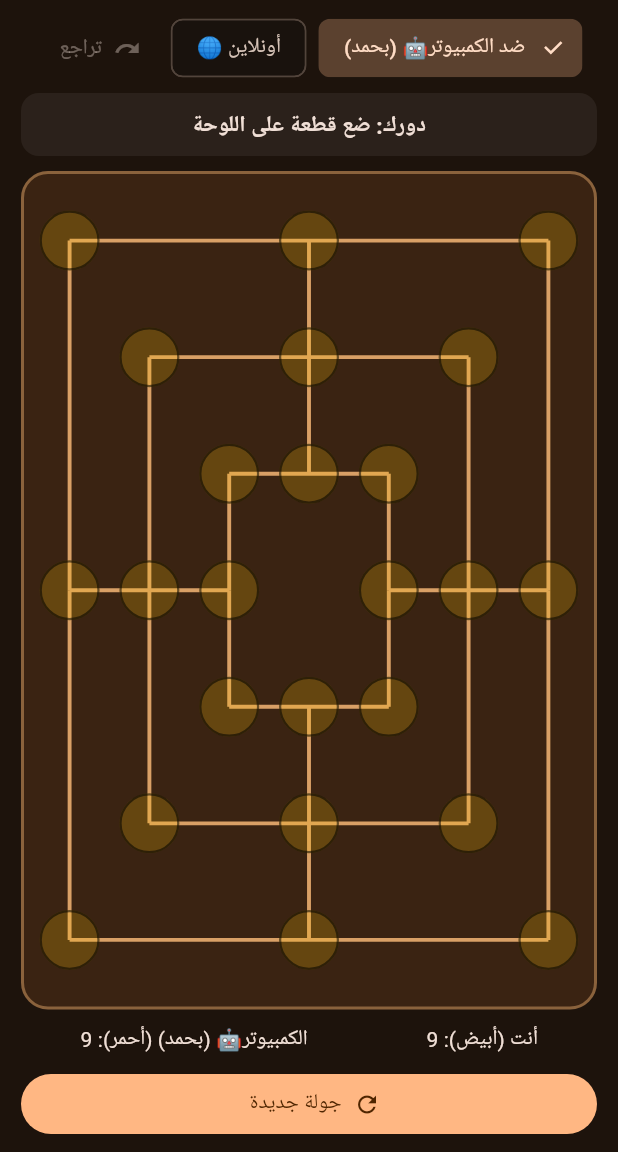
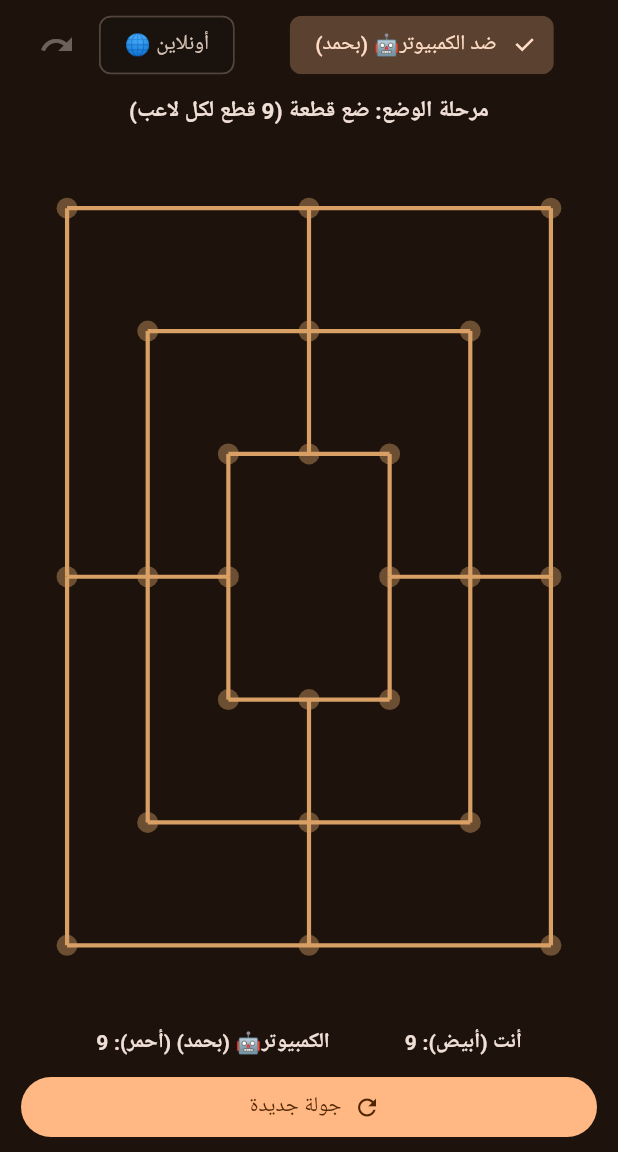
Before and after one commit to 5-boopfav/bahmad-thabet, a Flutter app: the screen it shows after launch, on a phone screen of 412 x 824 dp, the part 84-1236 px from its top. Run offline on Flutter 3.47's test engine with Material 3 defaults, Android fonts, the phone set to English and light mode, and no system bars; our stand-ins replace audioplayers, firebase_core, firebase_database, shared_preferences; accounts and stored records are empty.

Commit message:
Update main.dart

```diff
--- a/lib/main.dart
+++ b/lib/main.dart
@@ -11,7 +11,7 @@ void main() async {
   try {
     await Firebase.initializeApp();
   } catch (_) {
-    // Keeps offline play working safely if Firebase config is not attached yet
+    // Keeps offline mode working safely if Firebase config is not present
   }
   runApp(const ThabetApp());
 }
@@ -36,7 +36,7 @@ enum AiDifficulty { medium, hard, extreme }
 
 enum GameMode { vsAi, localTwoPlayers, onlineFriend }
 
-enum GamePhase { placing, moving, flying, gameOver }
+enum GamePhase { placing, moving, gameOver }
 
 enum TurnStage { selectOrPlace, removePiece }
 
@@ -53,6 +53,7 @@ class GameSnapshot {
   String statusText;
   int? winner;
   Set<int> aiHighlightNodes;
+  Set<int> activeLineNodes;
 
   GameSnapshot({
     required this.board,
@@ -67,7 +68,8 @@ class GameSnapshot {
     required this.statusText,
     required this.winner,
     required this.aiHighlightNodes,
-  });
+    Set<int>? activeLineNodes,
+  }) : activeLineNodes = activeLineNodes ?? <int>{};
 
   GameSnapshot clone() => GameSnapshot(
         board: List<int?>.from(board),
@@ -82,6 +84,7 @@ class GameSnapshot {
         statusText: statusText,
         winner: winner,
         aiHighlightNodes: Set<int>.from(aiHighlightNodes),
+        activeLineNodes: Set<int>.from(activeLineNodes),
       );
 
   Map<String, dynamic> toMap() => {
@@ -97,6 +100,7 @@ class GameSnapshot {
         'statusText': statusText,
         'winner': winner ?? 0,
         'aiHighlightNodes': aiHighlightNodes.toList(),
+        'activeLineNodes': activeLineNodes.toList(),
       };
 
   static GameSnapshot fromMap(Map<dynamic, dynamic> raw) {
@@ -114,11 +118,18 @@ class GameSnapshot {
     final highlights = ((raw['aiHighlightNodes'] as List<dynamic>?) ?? const [])
         .map((e) => (e as num).toInt())
         .toSet();
+    final activeLines = ((raw['activeLineNodes'] as List<dynamic>?) ?? const [])
+        .map((e) => (e as num).toInt())
+        .toSet();
+
+    final parsedPhase = phaseName == 'moving' || phaseName == 'flying'
+        ? GamePhase.moving
+        : (phaseName == 'gameOver' ? GamePhase.gameOver : GamePhase.placing);
 
     return GameSnapshot(
       board: rawBoard.take(24).toList(),
       currentPlayer: ((raw['currentPlayer'] as num?)?.toInt() ?? 1).clamp(1, 2),
-      phase: GamePhase.values.firstWhere((p) => p.name == phaseName, orElse: () => GamePhase.placing),
+      phase: parsedPhase,
       stage: TurnStage.values.firstWhere((s) => s.name == stageName, orElse: () => TurnStage.selectOrPlace),
       p1RemainingToPlace: (raw['p1RemainingToPlace'] as num?)?.toInt() ?? 9,
       p2RemainingToPlace: (raw['p2RemainingToPlace'] as num?)?.toInt() ?? 9,
@@ -128,6 +139,7 @@ class GameSnapshot {
       statusText: raw['statusText']?.toString() ?? 'دورك الآن',
       winner: winRaw == 1 || winRaw == 2 ? winRaw : null,
       aiHighlightNodes: highlights,
+      activeLineNodes: activeLines,
     );
   }
 }
@@ -348,7 +360,6 @@ class _ThabetHomeScreenState extends State<ThabetHomeScreen> {
   bool _resultRecorded = false;
   final Random _rng = Random();
 
-  // Online room state
   String? _roomCode;
   int _onlinePlayerId = 1;
   bool _friendJoined = false;
@@ -384,7 +395,7 @@ class _ThabetHomeScreenState extends State<ThabetHomeScreen> {
     final code = _generateRoomCode();
     final ref = _roomRef(code);
     if (ref == null) {
-      _showOnlineMessage('الأونلاين يحتاج ربط google-services.json وتفعيل Realtime Database في Firebase.');
+      _showOnlineMessage('الأونلاين يتطلب ربط ملف google-services.json وتفعيل Realtime Database في Firebase.');
       return;
     }
 
@@ -399,9 +410,10 @@ class _ThabetHomeScreenState extends State<ThabetHomeScreen> {
       p1PiecesOnBoard: 0,
       p2PiecesOnBoard: 0,
       selectedIndex: null,
-      statusText: 'الغرفة ($code) جاهزة — أرسل الكود لصديقك للانضمام',
+      statusText: 'غرفة ($code) جاهزة — شارك الكود مع صديقك للبدء',
       winner: null,
       aiHighlightNodes: {},
+      activeLineNodes: {},
     );
 
     try {
@@ -434,7 +446,7 @@ class _ThabetHomeScreenState extends State<ThabetHomeScreen> {
 
     final ref = _roomRef(code);
     if (ref == null) {
-      _showOnlineMessage('الأونلاين يحتاج ربط google-services.json وتفعيل Realtime Database في Firebase.');
+      _showOnlineMessage('الأونلاين يتطلب ربط ملف google-services.json وتفعيل Realtime Database في Firebase.');
       return;
     }
 
@@ -515,7 +527,7 @@ class _ThabetHomeScreenState extends State<ThabetHomeScreen> {
           crossAxisAlignment: CrossAxisAlignment.stretch,
           children: [
             const Text(
-              'أنشئ غرفة جديدة وشارك كودها مع صديقك، أو أدخل كود غرفته للانضمام.',
+              'أنشئ غرفة وأرسل الكود لصديقك، أو أدخل كود الغرفة للانضمام المباشر.',
               style: TextStyle(fontSize: 13.5),
             ),
             const SizedBox(height: 12),
@@ -532,7 +544,7 @@ class _ThabetHomeScreenState extends State<ThabetHomeScreen> {
               controller: controller,
               textCapitalization: TextCapitalization.characters,
               decoration: const InputDecoration(
-                labelText: 'كود الغرفة',
+                labelText: 'أدخل كود الغرفة',
                 border: OutlineInputBorder(),
               ),
             ),
@@ -570,6 +582,7 @@ class _ThabetHomeScreenState extends State<ThabetHomeScreen> {
         statusText: 'بدأت جولة أونلاين جديدة — دور اللاعب 1',
         winner: null,
         aiHighlightNodes: {},
+        activeLineNodes: {},
       );
       setState(() {
         _resultRecorded = false;
@@ -594,15 +607,26 @@ class _ThabetHomeScreenState extends State<ThabetHomeScreen> {
         p2PiecesOnBoard: 0,
         selectedIndex: null,
         statusText: _gameMode == GameMode.vsAi
-            ? 'دورك: ضع قطعة على اللوحة'
+            ? 'مرحلة الوضع: ضع قطعة (9 قطع لكل لاعب)'
             : 'دور اللاعب 1 (أبيض): ضع قطعة',
         winner: null,
         aiHighlightNodes: {},
+        activeLineNodes: {},
       );
     });
     if (triggerAiIfNeeded && _gameMode == GameMode.vsAi && _state.currentPlayer == 2) {
       _runAiTurn();
     }
+  }
+
+  Set<int> _completedLineNodesAt(List<int?> board, int pos, int player) {
+    final nodes = <int>{};
+    for (final line in thabetLines) {
+      if (line.contains(pos) && line.every((idx) => board[idx] == player)) {
+        nodes.addAll(line);
+      }
+    }
+    return nodes;
   }
 
   bool _formsThabet(List<int?> board, int pos, int player) {
@@ -627,20 +651,15 @@ class _ThabetHomeScreenState extends State<ThabetHomeScreen> {
     return true;
   }
 
+  // قواعد ثبت: لا يوجد طيران؛ التحريك يكون إلى نقطة مجاورة فارغة فقط
   bool _hasAnyLegalMove(List<int?> board, int player, GamePhase phase, int remainingToPlace) {
     if (remainingToPlace > 0) {
       return board.any((cell) => cell == null);
     }
-    int count = board.where((c) => c == player).length;
-    bool canFly = count <= 3;
     for (int i = 0; i < 24; i++) {
       if (board[i] == player) {
-        if (canFly) {
-          if (board.any((c) => c == null)) return true;
-        } else {
         for (final n in adjacent[i]!) {
           if (board[n] == null) return true;
-          }
         }
       }
     }
@@ -674,9 +693,7 @@ class _ThabetHomeScreenState extends State<ThabetHomeScreen> {
       return;
     }
 
-    snap.phase = (snap.currentPlayer == 1 ? snap.p1PiecesOnBoard : snap.p2PiecesOnBoard) <= 3
-        ? GamePhase.flying
-        : GamePhase.moving;
+    snap.phase = GamePhase.moving;
 
     int rem = snap.currentPlayer == 1 ? snap.p1RemainingToPlace : snap.p2RemainingToPlace;
     if (!_hasAnyLegalMove(snap.board, snap.currentPlayer, snap.phase, rem)) {
@@ -699,14 +716,15 @@ class _ThabetHomeScreenState extends State<ThabetHomeScreen> {
     }
   }
 
-  String _nextTurnPrompt(int turnPlayer) {
+  String _nextTurnPrompt(int turnPlayer, GamePhase phase) {
+    final phaseLabel = phase == GamePhase.placing ? 'ضع قطعة' : 'حرّك قطعة إلى نقطة مجاورة';
     if (_gameMode == GameMode.vsAi) {
-      return turnPlayer == 2 ? 'يفكر ${widget.aiName}🤖 (بحمد)...' : 'دورك الآن';
+      return turnPlayer == 2 ? 'يفكر ${widget.aiName}🤖 (بحمد)...' : 'دورك: $phaseLabel';
     }
     if (_gameMode == GameMode.onlineFriend) {
-      return turnPlayer == _onlinePlayerId ? 'دورك الآن (أونلاين)' : 'بانتظار نقلة صديقك...';
+      return turnPlayer == _onlinePlayerId ? 'دورك: $phaseLabel' : 'بانتظار نقلة صديقك...';
     }
-    return turnPlayer == 1 ? 'دور اللاعب 1 (أبيض)' : 'دور اللاعب 2 (أحمر)';
+    return turnPlayer == 1 ? 'اللاعب 1 (أبيض): $phaseLabel' : 'اللاعب 2 (أحمر): $phaseLabel';
   }
 
   void _onNodeTap(int index) {
@@ -736,10 +754,11 @@ class _ThabetHomeScreenState extends State<ThabetHomeScreen> {
       next.board[index] = null;
       next.stage = TurnStage.selectOrPlace;
       next.selectedIndex = null;
+      next.activeLineNodes = {};
       next.currentPlayer = opponent;
       _syncCountsAndPhase(next);
       if (next.phase != GamePhase.gameOver) {
-        next.statusText = _nextTurnPrompt(next.currentPlayer);
+        next.statusText = _nextTurnPrompt(next.currentPlayer, next.phase);
       }
       SoundEffects.play('remove.wav', enabled: widget.soundEnabled);
       setState(() => _state = next);
@@ -766,15 +785,17 @@ class _ThabetHomeScreenState extends State<ThabetHomeScreen> {
 
       if (_formsThabet(next.board, index, player)) {
         next.stage = TurnStage.removePiece;
+        next.activeLineNodes = _completedLineNodesAt(next.board, index, player);
         next.statusText = 'تم «ثبت»! اختر قطعة للخصم لإزالتها';
         SoundEffects.play('mill.wav', enabled: widget.soundEnabled);
         setState(() => _state = next);
         _syncRoomGameState(next);
       } else {
+        next.activeLineNodes = {};
         next.currentPlayer = opponent;
         _syncCountsAndPhase(next);
         if (next.phase != GamePhase.gameOver) {
-          next.statusText = _nextTurnPrompt(next.currentPlayer);
+          next.statusText = _nextTurnPrompt(next.currentPlayer, next.phase);
         }
         SoundEffects.play('place.wav', enabled: widget.soundEnabled);
         setState(() => _state = next);
@@ -790,17 +811,16 @@ class _ThabetHomeScreenState extends State<ThabetHomeScreen> {
     if (next.board[index] == player) {
       setState(() {
         _state.selectedIndex = index;
-        _state.statusText = 'تم تحديد القطعة، اختر نقطة فارغة';
+        _state.statusText = 'تم تحديد القطعة — اختر نقطة مجاورة فارغة';
       });
       return;
     }
 
     if (next.selectedIndex != null && next.board[index] == null) {
       final from = next.selectedIndex!;
-      bool canFly = (player == 1 ? next.p1PiecesOnBoard : next.p2PiecesOnBoard) <= 3;
-      bool validMove = canFly || (adjacent[from]?.contains(index) ?? false);
+      bool validMove = adjacent[from]?.contains(index) ?? false;
       if (!validMove) {
-        setState(() => _state.statusText = 'النقطة غير متجاورة مع القطعة المحددة');
+        setState(() => _state.statusText = 'في ثبت: التحريك للنقطة المجاورة المتصلة فقط');
         return;
       }
 
@@ -814,15 +834,17 @@ class _ThabetHomeScreenState extends State<ThabetHomeScreen> {
 
       if (_formsThabet(next.board, index, player)) {
         next.stage = TurnStage.removePiece;
+        next.activeLineNodes = _completedLineNodesAt(next.board, index, player);
         next.statusText = 'تم «ثبت»! اختر قطعة للخصم لإزالتها';
         SoundEffects.play('mill.wav', enabled: widget.soundEnabled);
         setState(() => _state = next);
         _syncRoomGameState(next);
       } else {
+        next.activeLineNodes = {};
         next.currentPlayer = opponent;
         _syncCountsAndPhase(next);
         if (next.phase != GamePhase.gameOver) {
-          next.statusText = _nextTurnPrompt(next.currentPlayer);
+          next.statusText = _nextTurnPrompt(next.currentPlayer, next.phase);
         }
         SoundEffects.play('place.wav', enabled: widget.soundEnabled);
         setState(() => _state = next);
@@ -849,7 +871,7 @@ class _ThabetHomeScreenState extends State<ThabetHomeScreen> {
     }
   }
 
-  // ==================== VERY HARD AI ENGINE ====================
+  // ==================== AI ENGINE ====================
   Future<void> _runAiTurn() async {
     setState(() {
       _aiThinking = true;
@@ -888,11 +910,14 @@ class _ThabetHomeScreenState extends State<ThabetHomeScreen> {
 
     bool madeThabet = _formsThabet(next.board, bestMove.to, 2);
     if (madeThabet) {
+      next.activeLineNodes = _completedLineNodesAt(next.board, bestMove.to, 2);
       final victim = _chooseBestRemovalTarget(next.board, 1);
       if (victim != null) {
         next.board[victim] = null;
         next.aiHighlightNodes.add(victim);
       }
+    } else {
+      next.activeLineNodes = {};
     }
 
     next.currentPlayer = 1;
@@ -900,7 +925,7 @@ class _ThabetHomeScreenState extends State<ThabetHomeScreen> {
     next.selectedIndex = null;
     _syncCountsAndPhase(next);
     if (next.phase != GamePhase.gameOver) {
-      next.statusText = 'دورك الآن (آخر نقلة للكمبيوتر مميزة)';
+      next.statusText = _nextTurnPrompt(1, next.phase);
     }
 
     SoundEffects.play(madeThabet ? 'mill.wav' : 'place.wav', enabled: widget.soundEnabled);
@@ -968,18 +993,10 @@ class _ThabetHomeScreenState extends State<ThabetHomeScreen> {
       return res;
     }
 
-    int count = board.where((c) => c == player).length;
-    bool canFly = count <= 3;
     for (int i = 0; i < 24; i++) {
       if (board[i] == player) {
-        if (canFly) {
-          for (int j = 0; j < 24; j++) {
-            if (board[j] == null) res.add(_AiMove(from: i, to: j));
-          }
-        } else {
         for (final n in adjacent[i]!) {
           if (board[n] == null) res.add(_AiMove(from: i, to: n));
-          }
         }
       }
     }
@@ -1132,13 +1149,13 @@ class _ThabetHomeScreenState extends State<ThabetHomeScreen> {
             mainAxisSize: MainAxisSize.min,
             crossAxisAlignment: CrossAxisAlignment.start,
             children: [
-              _ruleSection('1. مرحلة الوضع', 'يضع كل لاعب 9 قطع بالتناوب على نقاط التقاطع الفارغة في اللوحة.'),
+              _ruleSection('1. مرحلة الوضع', 'يضع كل لاعب 9 قطع بالتناوب على نقاط التقاطع الفارغة.'),
               const SizedBox(height: 10),
               _ruleSection('2. تحقيق «ثبت»', 'صف 3 قطع من لونك على خط مستقيم لتحقيق «ثبت» وإزالة قطعة للخصم (لا تُزال قطعة محمية بـ «ثبت» مكتمل إلا إذا كانت كل قطع الخصم محمية).'),
               const SizedBox(height: 10),
-              _ruleSection('3. التحريك والطيران', 'حرّك قطعة إلى نقطة مجاورة فارغة؛ وعندما يبقى لك 3 قطع فقط يمكنك الطيران لأي نقطة فارغة.'),
+              _ruleSection('3. التحريك المتصل', 'في ثبت يُحرّك اللاعب قطعته إلى نقطة مجاورة فارغة متصلة بالخط، ولا يوجد طيران.'),
               const SizedBox(height: 10),
-              _ruleSection('4. الفوز والتحدي', 'تفوز إذا قلت قطع الخصم عن 3 أو حُصرت حركاته، ويمكنك اللعب ضد ${widget.aiName}🤖 (بحمد) أو لاعبين أو أونلاين مع صديقك.'),
+              _ruleSection('4. الفوز والأنماط', 'تفوز إذا قلت قطع الخصم عن 3 أو حُصرت حركاته، ويمكن اللعب ضد ${widget.aiName}🤖 (بحمد) أو أونلاين مع صديق.'),
             ],
           ),
         ),
@@ -1254,11 +1271,6 @@ class _ThabetHomeScreenState extends State<ThabetHomeScreen> {
   @override
   Widget build(BuildContext context) {
     final effectiveAiName = '${widget.aiName}🤖 (بحمد)';
-    final boardBg = switch (widget.themePreset) {
-      AppThemePreset.wood => const Color(0xFF3A2312),
-      AppThemePreset.emerald => const Color(0xFF10382C),
-      AppThemePreset.obsidian => const Color(0xFF1A1C22),
-    };
     final lineColor = switch (widget.themePreset) {
       AppThemePreset.wood => const Color(0xFFD9A066),
       AppThemePreset.emerald => const Color(0xFF6EE7B7),
@@ -1268,6 +1280,8 @@ class _ThabetHomeScreenState extends State<ThabetHomeScreen> {
     return Scaffold(
       appBar: AppBar(
         title: Text(widget.brandTitle),
+        backgroundColor: Colors.transparent,
+        elevation: 0,
         actions: [
           IconButton(icon: const Icon(Icons.help_outline), tooltip: 'قوانين اللعبة', onPressed: _openRulesDialog),
           IconButton(icon: const Icon(Icons.bar_chart), tooltip: 'الإحصائيات', onPressed: _openStatsDialog),
@@ -1276,17 +1290,15 @@ class _ThabetHomeScreenState extends State<ThabetHomeScreen> {
       ),
       body: SafeArea(
         child: Padding(
-          padding: const EdgeInsets.symmetric(horizontal: 14, vertical: 8),
+          padding: const EdgeInsets.symmetric(horizontal: 14, vertical: 6),
           child: Column(
             children: [
-              Wrap(
-                spacing: 8,
-                runSpacing: 6,
-                alignment: WrapAlignment.spaceBetween,
-                crossAxisAlignment: WrapCrossAlignment.center,
+              // شريط أنماط اللعب في صف نظيف بدون إطارات مزعجة
+              Row(
                 children: [
-                  ChoiceChip(
-                    label: Text('ضد $effectiveAiName'),
+                  Expanded(
+                    child: ChoiceChip(
+                      label: Text('ضد $effectiveAiName', overflow: TextOverflow.ellipsis),
                       selected: _gameMode == GameMode.vsAi,
                       onSelected: (_) {
                         _roomSub?.cancel();
@@ -1297,60 +1309,42 @@ class _ThabetHomeScreenState extends State<ThabetHomeScreen> {
                         _startNewGame();
                       },
                     ),
+                  ),
+                  const SizedBox(width: 8),
                   ChoiceChip(
                     label: const Text('أونلاين 🌐'),
                     selected: _gameMode == GameMode.onlineFriend,
                     onSelected: (_) => _openOnlineLobbyDialog(),
                   ),
-                  TextButton.icon(
+                  const SizedBox(width: 4),
+                  IconButton(
                     onPressed: _history.isNotEmpty && !_aiThinking && _gameMode != GameMode.onlineFriend
                         ? _undoLastTurn
                         : null,
-                    icon: const Icon(Icons.undo, size: 18),
-                    label: const Text('تراجع'),
+                    tooltip: 'تراجع',
+                    icon: const Icon(Icons.undo),
                   ),
                 ],
               ),
               if (_gameMode == GameMode.onlineFriend && _roomCode != null) ...[
                 const SizedBox(height: 6),
-                Container(
-                  width: double.infinity,
-                  padding: const EdgeInsets.symmetric(horizontal: 12, vertical: 8),
-                  decoration: BoxDecoration(
-                    color: Colors.teal.withValues(alpha: 0.2),
-                    borderRadius: BorderRadius.circular(10),
-                  ),
-                  child: Text(
-                    'الغرفة: $_roomCode | أنت: اللاعب $_onlinePlayerId | ${_friendJoined ? "الصديق متصل" : "بانتظار الصديق"}',
+                Text(
+                  'غرفة: $_roomCode • أنت: اللاعب $_onlinePlayerId • ${_friendJoined ? "الصديق متصل" : "بانتظار الصديق"}',
                   textAlign: TextAlign.center,
-                    style: const TextStyle(fontSize: 13, fontWeight: FontWeight.bold),
-                  ),
+                  style: const TextStyle(fontSize: 13, fontWeight: FontWeight.w600),
                 ),
               ],
-              const SizedBox(height: 6),
-              Container(
-                width: double.infinity,
-                padding: const EdgeInsets.symmetric(vertical: 10, horizontal: 12),
-                decoration: BoxDecoration(
-                  color: Theme.of(context).colorScheme.surfaceContainerHighest.withValues(alpha: 0.45),
-                  borderRadius: BorderRadius.circular(12),
-                ),
-                child: Text(
+              const SizedBox(height: 8),
+              Text(
                 _state.statusText,
                 textAlign: TextAlign.center,
                 style: const TextStyle(fontSize: 15, fontWeight: FontWeight.bold),
               ),
-              ),
-              const SizedBox(height: 10),
+              const SizedBox(height: 8),
+              // اللوحة بدون إطار صندوقي محيط
               Expanded(
                 child: AspectRatio(
                   aspectRatio: 1,
-                  child: Container(
-                    decoration: BoxDecoration(
-                      color: boardBg,
-                      borderRadius: BorderRadius.circular(18),
-                      border: Border.all(color: lineColor.withValues(alpha: 0.5), width: 2),
-                    ),
                   child: LayoutBuilder(
                     builder: (context, constraints) {
                       final w = constraints.maxWidth;
@@ -1363,11 +1357,11 @@ class _ThabetHomeScreenState extends State<ThabetHomeScreen> {
                           ),
                           for (int i = 0; i < 24; i++)
                             Positioned(
-                                left: nodeCoords[i].dx * w - 20,
-                                top: nodeCoords[i].dy * h - 20,
+                              left: nodeCoords[i].dx * w - 23,
+                              top: nodeCoords[i].dy * h - 23,
                               child: GestureDetector(
                                 onTap: () => _onNodeTap(i),
-                                  child: _buildNodeWidget(i),
+                                child: _buildFloatingOrbWidget(i, lineColor),
                               ),
                             ),
                         ],
@@ -1376,13 +1370,19 @@ class _ThabetHomeScreenState extends State<ThabetHomeScreen> {
                   ),
                 ),
               ),
+              const SizedBox(height: 8),
+              // صف عداد القطع بدون إطار
+              Row(
+                mainAxisAlignment: MainAxisAlignment.spaceEvenly,
+                children: [
+                  Text(
+                    'أنت (أبيض): ${_state.p1PiecesOnBoard + _state.p1RemainingToPlace}',
+                    style: const TextStyle(fontWeight: FontWeight.w600),
                   ),
-              const SizedBox(height: 10),
-              Row(
-                mainAxisAlignment: MainAxisAlignment.spaceAround,
-                children: [
-                  Text('أنت (أبيض): ${_state.p1PiecesOnBoard + _state.p1RemainingToPlace}'),
-                  Text('$effectiveAiName (أحمر): ${_state.p2PiecesOnBoard + _state.p2RemainingToPlace}'),
+                  Text(
+                    '$effectiveAiName (أحمر): ${_state.p2PiecesOnBoard + _state.p2RemainingToPlace}',
+                    style: const TextStyle(fontWeight: FontWeight.w600),
+                  ),
                 ],
               ),
               const SizedBox(height: 8),
@@ -1401,35 +1401,58 @@ class _ThabetHomeScreenState extends State<ThabetHomeScreen> {
     );
   }
 
-  Widget _buildNodeWidget(int idx) {
+  // كرات عائمة بدون إطار صندوقي مزعج
+  Widget _buildFloatingOrbWidget(int idx, Color lineColor) {
     final occupant = _state.board[idx];
     final isSelected = _state.selectedIndex == idx;
     final isAiLast = _state.aiHighlightNodes.contains(idx);
+    final isCompletedLine = _state.activeLineNodes.contains(idx);
 
-    Color fill;
-    if (occupant == 1) {
-      fill = const Color(0xFFF8FAFC);
-    } else if (occupant == 2) {
-      fill = const Color(0xFFEF4444);
-    } else {
-      fill = Colors.amber.withValues(alpha: 0.22);
+    if (occupant == null) {
+      return SizedBox(
+        width: 46,
+        height: 46,
+        child: Center(
+          child: Container(
+            width: 14,
+            height: 14,
+            decoration: BoxDecoration(
+              shape: BoxShape.circle,
+              color: lineColor.withValues(alpha: 0.42),
+            ),
+          ),
+        ),
+      );
     }
 
+    final List<Color> gradientColors = occupant == 1
+        ? const [Color(0xFFFFFFFF), Color(0xFFCBD5E1)]
+        : const [Color(0xFFFF7A7A), Color(0xFFDC2626)];
+
+    final glowColor = isSelected
+        ? Colors.cyanAccent
+        : (isCompletedLine
+            ? Colors.limeAccent
+            : (isAiLast ? Colors.orangeAccent : Colors.black.withValues(alpha: 0.45)));
+
     return Container(
-      width: 40,
-      height: 40,
+      width: 46,
+      height: 46,
       decoration: BoxDecoration(
         shape: BoxShape.circle,
-        color: fill,
-        border: Border.all(
-          color: isSelected
-              ? Colors.cyanAccent
-              : (isAiLast ? Colors.orangeAccent : Colors.black54),
-          width: isSelected || isAiLast ? 3.5 : 1.5,
+        gradient: RadialGradient(
+          center: const Alignment(-0.32, -0.35),
+          radius: 0.75,
+          colors: gradientColors,
         ),
-        boxShadow: isAiLast
-            ? [const BoxShadow(color: Colors.orangeAccent, blurRadius: 8, spreadRadius: 1)]
-            : null,
+        boxShadow: [
+          BoxShadow(
+            color: glowColor,
+            blurRadius: (isSelected || isCompletedLine || isAiLast) ? 14 : 8,
+            spreadRadius: (isSelected || isCompletedLine || isAiLast) ? 2 : 0.5,
+            offset: const Offset(0, 3),
+          ),
+        ],
       ),
     );
   }
@@ -1451,7 +1474,7 @@ class _ThabetBoardPainter extends CustomPainter {
   void paint(Canvas canvas, Size size) {
     final paint = Paint()
       ..color = lineColor
-      ..strokeWidth = 2.6
+      ..strokeWidth = 2.8
       ..style = PaintingStyle.stroke;
 
     void connect(int a, int b) {
```
Lines whose indentation alone changed are shown as unchanged.
